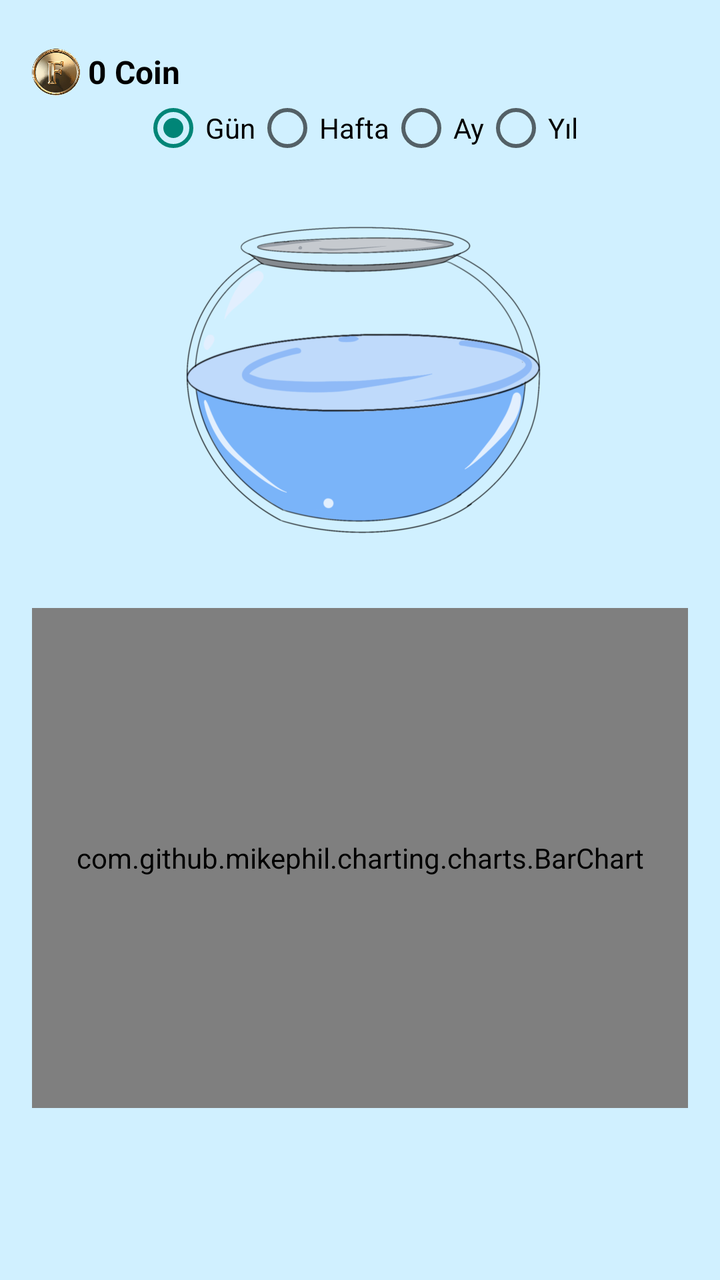
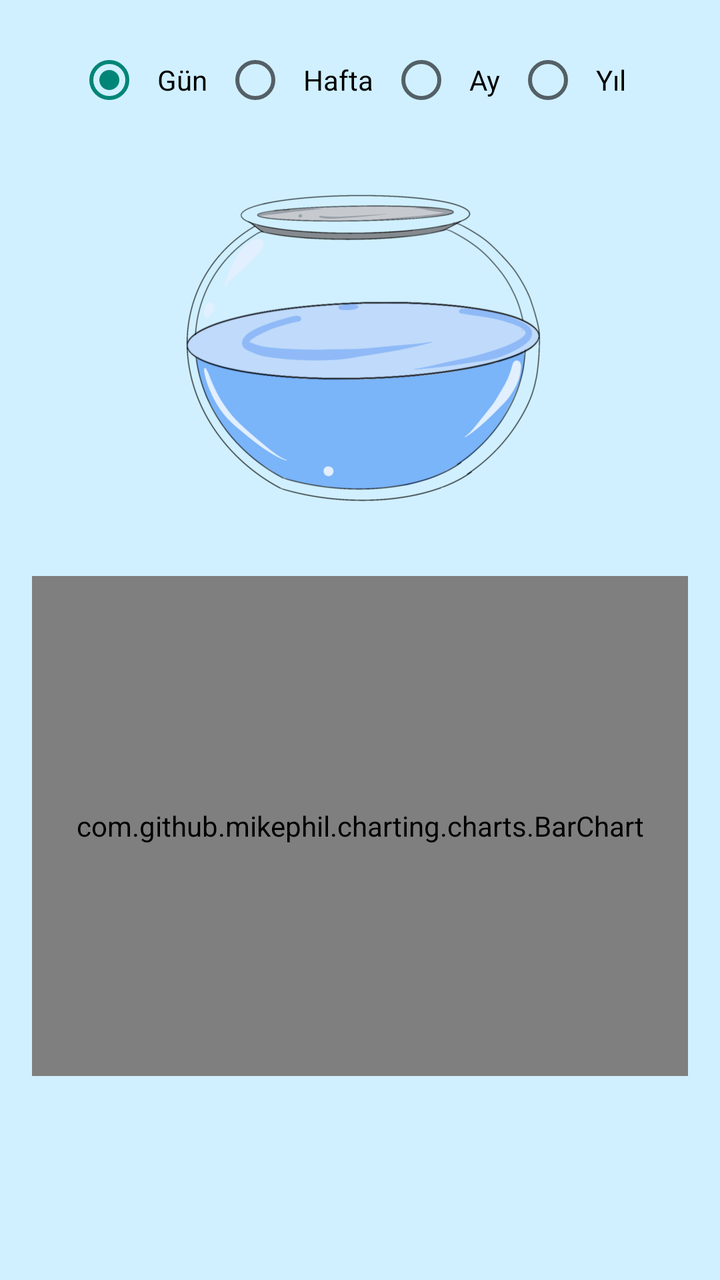

Screens rendered from an Android XML layout before and after an edit, with the pre-edit source and the edit as a unified diff.
<!-- AndroidManifest.xml: application theme Theme.AppCompat.Light.NoActionBar -->
<!-- res/layout/fragment_statistics.xml -->
<?xml version="1.0" encoding="utf-8"?>
<LinearLayout xmlns:android="http://schemas.android.com/apk/res/android"
    android:orientation="vertical"
    android:background="@color/gereken_mavi"
    android:layout_width="match_parent"
    android:layout_height="match_parent"
    android:padding="16dp">
    <LinearLayout
        android:id="@+id/coinContainer"
        android:layout_width="wrap_content"
        android:layout_height="wrap_content"
        android:layout_alignParentEnd="true"
        android:layout_marginTop="8dp"
        android:orientation="horizontal"
        android:gravity="center_vertical">

        <ImageView
            android:layout_width="24dp"
            android:layout_height="24dp"
            android:src="@drawable/coin_icon"
            android:layout_marginEnd="4dp" />

        <TextView
            android:id="@+id/tvCoinCount"
            android:layout_width="wrap_content"
            android:layout_height="wrap_content"
            android:text="0 Coin"
            android:textColor="@android:color/black"
            android:textSize="16sp"
            android:textStyle="bold" />
    </LinearLayout>

    <RadioGroup
        android:id="@+id/rgFilter"
        android:layout_width="match_parent"
        android:layout_height="wrap_content"
        android:orientation="horizontal"
        android:gravity="center">

        <RadioButton
            android:id="@+id/rbDay"
            android:layout_width="wrap_content"
            android:layout_height="wrap_content"
            android:text="Gün"
            android:checked="true" />

        <RadioButton
            android:id="@+id/rbWeek"
            android:layout_width="wrap_content"
            android:layout_height="wrap_content"
            android:text="Hafta" />

        <RadioButton
            android:id="@+id/rbMonth"
            android:layout_width="wrap_content"
            android:layout_height="wrap_content"
            android:text="Ay" />

        <RadioButton
            android:id="@+id/rbYear"
            android:layout_width="wrap_content"
            android:layout_height="wrap_content"
            android:text="Yıl" />
    </RadioGroup>


    <ImageView
        android:id="@+id/ivAquarium"
        android:layout_width="match_parent"
        android:layout_height="200dp"
        android:src="@drawable/glass_jar"
        android:scaleType="fitCenter"
        android:layout_marginTop="12dp" />


    <com.github.mikephil.charting.charts.BarChart
        android:id="@+id/barChart"
        android:layout_width="match_parent"
        android:layout_height="250dp"
        android:layout_marginTop="12dp"/>

</LinearLayout>
<!-- resources referenced by this layout -->
<resources>
  <color name="gereken_mavi">#D0F0FF</color>
  <!-- drawable coin_icon: png bitmap (drawable, 653641 bytes) -->
  <!-- drawable glass_jar: png bitmap (drawable, 230964 bytes) -->
</resources>

<!-- the commit's change to res/layout/fragment_statistics.xml (unified diff, before → after) -->
@@ -5,30 +5,6 @@
     android:layout_width="match_parent"
     android:layout_height="match_parent"
     android:padding="16dp">
-    <LinearLayout
-        android:id="@+id/coinContainer"
-        android:layout_width="wrap_content"
-        android:layout_height="wrap_content"
-        android:layout_alignParentEnd="true"
-        android:layout_marginTop="8dp"
-        android:orientation="horizontal"
-        android:gravity="center_vertical">
-
-        <ImageView
-            android:layout_width="24dp"
-            android:layout_height="24dp"
-            android:src="@drawable/coin_icon"
-            android:layout_marginEnd="4dp" />
-
-        <TextView
-            android:id="@+id/tvCoinCount"
-            android:layout_width="wrap_content"
-            android:layout_height="wrap_content"
-            android:text="0 Coin"
-            android:textColor="@android:color/black"
-            android:textSize="16sp"
-            android:textStyle="bold" />
-    </LinearLayout>
 
     <RadioGroup
         android:id="@+id/rgFilter"
@@ -41,6 +17,9 @@
             android:id="@+id/rbDay"
             android:layout_width="wrap_content"
             android:layout_height="wrap_content"
+            android:minHeight="48dp"
+            android:minWidth="48dp"
+            android:padding="8dp"
             android:text="Gün"
             android:checked="true" />
 
@@ -48,18 +27,27 @@
             android:id="@+id/rbWeek"
             android:layout_width="wrap_content"
             android:layout_height="wrap_content"
+            android:minHeight="48dp"
+            android:minWidth="48dp"
+            android:padding="8dp"
             android:text="Hafta" />
 
         <RadioButton
             android:id="@+id/rbMonth"
             android:layout_width="wrap_content"
             android:layout_height="wrap_content"
+            android:minHeight="48dp"
+            android:minWidth="48dp"
+            android:padding="8dp"
             android:text="Ay" />
 
         <RadioButton
             android:id="@+id/rbYear"
             android:layout_width="wrap_content"
             android:layout_height="wrap_content"
+            android:minHeight="48dp"
+            android:minWidth="48dp"
+            android:padding="8dp"
             android:text="Yıl" />
     </RadioGroup>
 
<!-- resource entries referenced after the edit -->
@@ -1,7 +1,6 @@
 <!-- resources referenced by this layout -->
 <resources>
   <color name="gereken_mavi">#D0F0FF</color>
-  <!-- drawable coin_icon: png bitmap (drawable, 653641 bytes) -->
   <!-- drawable glass_jar: png bitmap (drawable, 230964 bytes) -->
 </resources>
 
